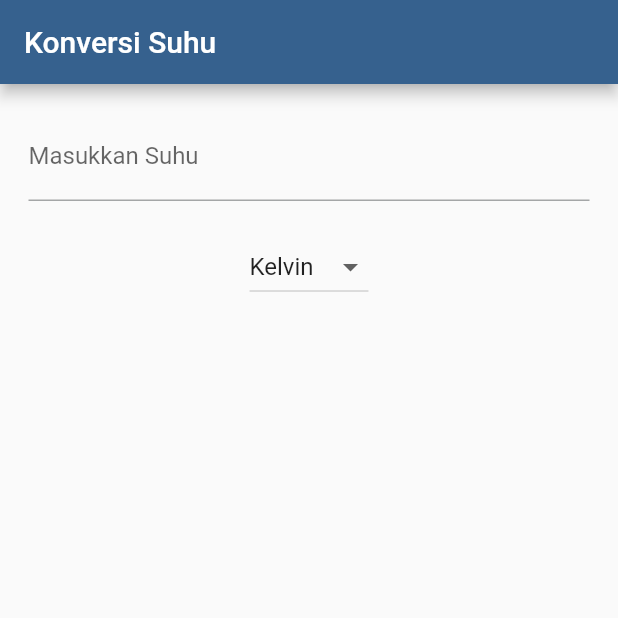
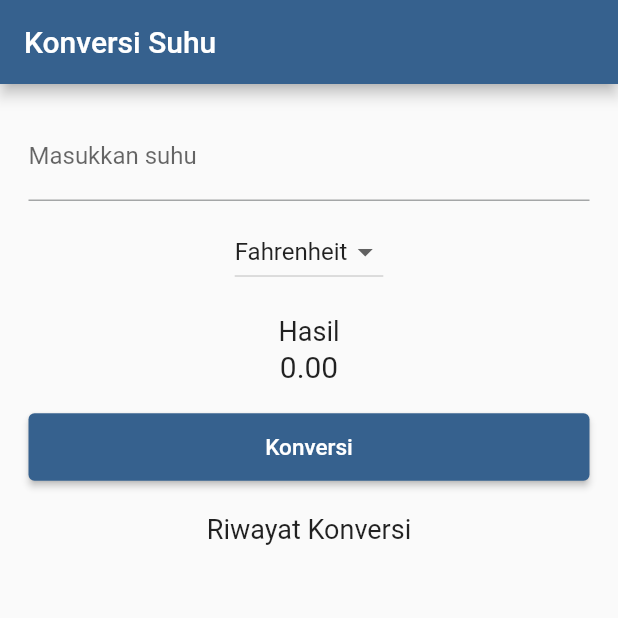
Before and after one commit to SabilaNadia02/pemograman-mobile, a Flutter app: the screen it shows after launch, on a phone screen of 412 x 824 dp, the top half of it. Run offline on Flutter 3.47's test engine with Material 2 defaults, Android fonts, the phone set to English and light mode, and no system bars; our stand-ins replace dio.

Commit message:
task completed

```diff
--- a/pertemuan4/praktikum_statefullwidget/lib/main.dart
+++ b/pertemuan4/praktikum_statefullwidget/lib/main.dart
@@ -15,45 +15,71 @@ class MyApp extends StatelessWidget {
         colorScheme: ColorScheme.fromSeed(seedColor: Colors.blue),
         useMaterial3: false,
       ),
-      home: MyHomePage(),
+      home: const MyHomePage(),
     );
   }
 }
 
 class MyHomePage extends StatelessWidget {
+  const MyHomePage({super.key});
+
   @override
   Widget build(BuildContext context) {
     return Scaffold(
       appBar: AppBar(
-          title: Text('Konversi Suhu'),
+        title: const Text('Konversi Suhu'),
       ),
       body: Container(
-            margin: EdgeInsets.all(3),
-            child: Center(
+        margin: const EdgeInsets.all(3),
+        child: const Center(
           child: Padding(
             padding: EdgeInsets.all(16.0),
-              child: Column(
-                children: [
-                  MyForm(),
-                  MyDropDownButton(),
-                ],
+            child: TemperatureConverter(),
           ),
-            ))));
+        ),
+      ),
+    );
   }
 }
 
-//Drop Down Button
-class MyDropDownButton extends StatefulWidget {
+// Temperatur Converter
+class TemperatureConverter extends StatefulWidget {
+  const TemperatureConverter({super.key});
+
   @override
-  _MyDropDownButtonState createState() => _MyDropDownButtonState();
+  _TemperatureConverterState createState() => _TemperatureConverterState();
 }
 
-class _MyDropDownButtonState extends State<MyDropDownButton> {
-  String _selectedItem = 'Kelvin';
+class _TemperatureConverterState extends State<TemperatureConverter> {
+  final TextEditingController _inputController = TextEditingController();
+  String _selectedOutputUnit = 'Fahrenheit';
+  final list = [];
 
-  void _onDropDownChanged(selectedItem) {
+  final Map<String, double> _unitValues = {
+    'Reamur': 0.0,
+    'Fahrenheit': 0.0,
+    'Kelvin': 0.0,
+  };
+
+  void _convert() {
+    double inputValue = double.tryParse(_inputController.text) ?? 0.0;
+    double outputValue;
+
+    if (_selectedOutputUnit == 'Fahrenheit') {
+      outputValue = (inputValue * 9 / 5) + 32;
+    } else if (_selectedOutputUnit == 'Kelvin') {
+      outputValue = inputValue + 273.15;
+    } else if (_selectedOutputUnit == 'Reamur') {
+      outputValue = inputValue * 4 / 5;
+    } else {
+      outputValue = 0;
+    }
+
+    // list.add(outputValue + " " + _selectedOutputUnit);
+    list.add('$outputValue $_selectedOutputUnit');
+
     setState(() {
-      _selectedItem = selectedItem;
+      _unitValues[_selectedOutputUnit] = outputValue;
     });
   }
 
@@ -61,10 +87,25 @@ class _MyDropDownButtonState extends State<MyDropDownButton> {
   Widget build(BuildContext context) {
     return Column(
       children: [
+        TextFormField(
+          controller: _inputController,
+          keyboardType: TextInputType.number,
+          decoration: const InputDecoration(
+            labelText: 'Masukkan suhu',
+          ),
+        ),
+        const SizedBox(height: 10.0),
+        Row(
+          mainAxisAlignment: MainAxisAlignment.spaceEvenly,
+          children: [
             DropdownButton<String>(
-          value: _selectedItem,
-          onChanged: _onDropDownChanged,
-          items: <String>['Kelvin', 'Reamur'].map<DropdownMenuItem<String>>((String value) {
+              value: _selectedOutputUnit,
+              onChanged: (newValue) {
+                setState(() {
+                  _selectedOutputUnit = newValue!;
+                });
+              },
+              items: _unitValues.keys.map<DropdownMenuItem<String>>((String value) {
                 return DropdownMenuItem<String>(
                   value: value,
                   child: Text(value),
@@ -72,30 +113,42 @@ class _MyDropDownButtonState extends State<MyDropDownButton> {
               }).toList(),
             ),
           ],
-    );
-  }
-}
-
-// Form Suhu Input
-class MyForm extends StatefulWidget {
-  @override
-  _MyFormState createState() => _MyFormState();
-}
-
-class _MyFormState extends State<MyForm> {
-  final TextEditingController _controller = TextEditingController();
-
-  @override
-  Widget build(BuildContext context) {
-    return Column(
-      children: [
-        TextFormField(
-          controller: _controller,
-          decoration: InputDecoration(
-            labelText: 'Masukkan Suhu',
+        ),
+        const SizedBox(height: 18.0),
+        const Text(
+          'Hasil',
+          style: TextStyle(fontSize: 18.0),
+          textAlign: TextAlign.center,
+        ),
+        const SizedBox(height: 2.0),
+        Text(
+          '${_unitValues[_selectedOutputUnit]?.toStringAsFixed(2)}',
+          style: const TextStyle(fontSize: 20.0),
+          textAlign: TextAlign.center,
+        ),
+        const SizedBox(height: 18.0),
+        ElevatedButton(
+          onPressed: _convert,
+          style: ElevatedButton.styleFrom(minimumSize: const Size(double.infinity, 45)),
+          child: const Text(
+            'Konversi',
+            style: TextStyle(fontSize: 15.0),
           ),
         ),
-        SizedBox(height: 20.0),
+        const SizedBox(height: 20.0),
+        const Text('Riwayat Konversi', style: TextStyle(fontSize: 18.0)),
+        const SizedBox(height: 10.0),
+        Expanded(
+          child: ListView.builder(
+            itemCount: list.length,
+            reverse: true   ,
+            itemBuilder: (context, index) {
+              return ListTile(
+                title: Text(list[index]),
+              );
+            },
+          ),
+        ),
       ],
     );
   }
```
Lines whose indentation alone changed are shown as unchanged.
